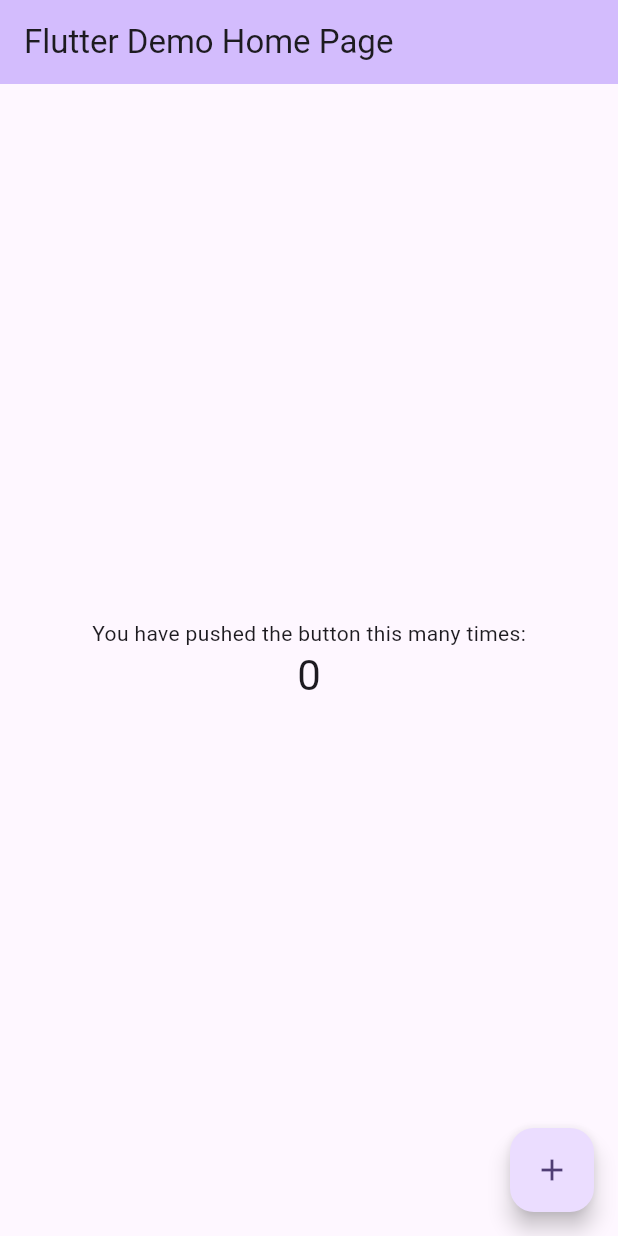
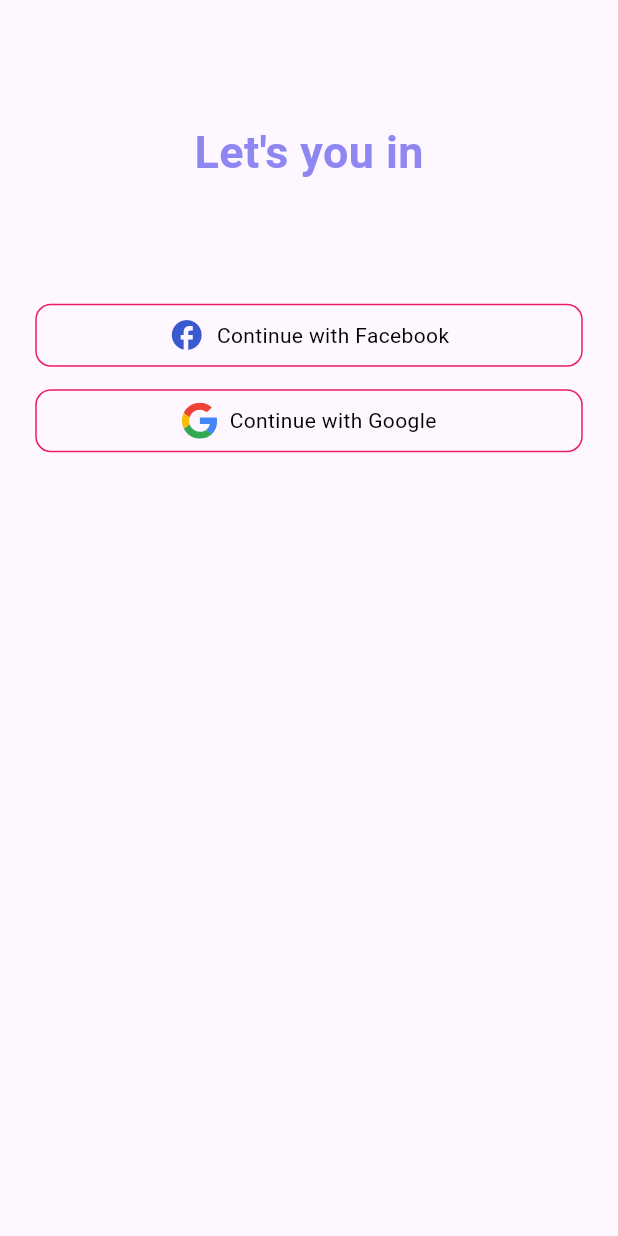
Before and after one commit to kimianhv/Stress_management_app, a Flutter app: the screen it shows after launch, on a phone screen of 412 x 824 dp. Run offline on Flutter 3.47's test engine with Material 3 defaults, Android fonts, the phone set to English and light mode, and no system bars; our stand-ins replace flutter_svg.

Commit message:
add google svg, home screen, start screen

```diff
--- /dev/null
+++ b/lib/home_screen.dart
@@ -0,0 +1,32 @@
+import 'package:flutter/material.dart';
+
+class HomeScreenList extends StatelessWidget{
+  @override
+  Widget build(BuildContext context) {
+    return Container(
+      color:Colors.white,
+      child:Column(
+        children: [
+          Container(
+            color: Colors.amber,
+            height: 100,
+
+          ),
+          Container(
+            color: Colors.tealAccent,
+            height: 150,
+
+          ),
+          Container(
+            color: Colors.pinkAccent,
+            height: 200,
+            width: 200,
+
+          )
+        ],
+      ),
+    );
+  }
+
+
+}
--- a/lib/main.dart
+++ b/lib/main.dart
@@ -1,4 +1,6 @@
 import 'package:flutter/material.dart';
+import 'package:stress_management_app/home_screen.dart';
+import 'package:stress_management_app/start_screen.dart';
 
 void main() {
   runApp(const MyApp());
@@ -11,109 +13,10 @@ class MyApp extends StatelessWidget {
   @override
   Widget build(BuildContext context) {
     return MaterialApp(
-      title: 'Flutter Demo',
-      theme: ThemeData(
-        // the application has a purple toolbar. Then, without quitting the app,
-        // try changing the seedColor in the colorScheme below to Colors.green
-        // and then invoke "hot reload" (save your changes or press the "hot
-        // reload" button in a Flutter-supported IDE, or press "r" if you used
-        // the command line to start the app).
-        //
-        // Notice that the counter didn't reset back to zero; the application
-        // state is not lost during the reload. To reset the state, use hot
-        // restart instead.
-        //
-        // This works for code too, not just values: Most code changes can be
-        // tested with just a hot reload.
-        colorScheme: ColorScheme.fromSeed(seedColor: Colors.deepPurple),
-      ),
-      home: const MyHomePage(title: 'Flutter Demo Home Page'),
+      home: StartScreen(),
+
     );
-  }
-}
 
-class MyHomePage extends StatefulWidget {
-  const MyHomePage({super.key, required this.title});
-
-  // This widget is the home page of your application. It is stateful, meaning
-  // that it has a State object (defined below) that contains fields that affect
-  // how it looks.
-
-  // This class is the configuration for the state. It holds the values (in this
-  // case the title) provided by the parent (in this case the App widget) and
-  // used by the build method of the State. Fields in a Widget subclass are
-  // always marked "final".
-
-  final String title;
-
-  @override
-  State<MyHomePage> createState() => _MyHomePageState();
-}
-
-class _MyHomePageState extends State<MyHomePage> {
-  int _counter = 0;
-
-  void _incrementCounter() {
-    setState(() {
-      // This call to setState tells the Flutter framework that something has
-      // changed in this State, which causes it to rerun the build method below
-      // so that the display can reflect the updated values. If we changed
-      // _counter without calling setState(), then the build method would not be
-      // called again, and so nothing would appear to happen.
-      _counter++;
-    });
   }
 
-  @override
-  Widget build(BuildContext context) {
-    // This method is rerun every time setState is called, for instance as done
-    // by the _incrementCounter method above.
-    //
-    // The Flutter framework has been optimized to make rerunning build methods
-    // fast, so that you can just rebuild anything that needs updating rather
-    // than having to individually change instances of widgets.
-    return Scaffold(
-      appBar: AppBar(
-        // TRY THIS: Try changing the color here to a specific color (to
-        // Colors.amber, perhaps?) and trigger a hot reload to see the AppBar
-        // change color while the other colors stay the same.
-        backgroundColor: Theme.of(context).colorScheme.inversePrimary,
-        // Here we take the value from the MyHomePage object that was created by
-        // the App.build method, and use it to set our appbar title.
-        title: Text(widget.title),
-      ),
-      body: Center(
-        // Center is a layout widget. It takes a single child and positions it
-        // in the middle of the parent.
-        child: Column(
-          // Column is also a layout widget. It takes a list of children and
-          // arranges them vertically. By default, it sizes itself to fit its
-          // children horizontally, and tries to be as tall as its parent.
-          //
-          // Column has various properties to control how it sizes itself and
-          // how it positions its children. Here we use mainAxisAlignment to
-          // center the children vertically; the main axis here is the vertical
-          // axis because Columns are vertical (the cross axis would be
-          // horizontal).
-          //
-          // TRY THIS: Invoke "debug painting" (choose the "Toggle Debug Paint"
-          // action in the IDE, or press "p" in the console), to see the
-          // wireframe for each widget.
-          mainAxisAlignment: MainAxisAlignment.center,
-          children: <Widget>[
-            const Text('You have pushed the button this many times:'),
-            Text(
-              '$_counter',
-              style: Theme.of(context).textTheme.headlineMedium,
-            ),
-          ],
-        ),
-      ),
-      floatingActionButton: FloatingActionButton(
-        onPressed: _incrementCounter,
-        tooltip: 'Increment',
-        child: const Icon(Icons.add),
-      ), // This trailing comma makes auto-formatting nicer for build methods.
-    );
-  }
 }
--- /dev/null
+++ b/lib/start_screen.dart
@@ -0,0 +1,88 @@
+import 'package:flutter/material.dart';
+import 'package:flutter_svg/flutter_svg.dart';
+
+class StartScreen extends StatelessWidget {
+  @override
+  Widget build(BuildContext context) {
+    return Scaffold(
+      appBar: AppBar(),
+      body: Container(
+        width: double.infinity,
+        child: Padding(
+          padding: const EdgeInsets.all(24),
+          child: Column(
+            crossAxisAlignment: CrossAxisAlignment.center,
+            children: [
+              Text(
+                "Let's you in",
+                style: TextStyle(
+                  color: Color(0xFF8F87F1),
+                  fontSize: 30,
+                  fontWeight: FontWeight.bold
+
+                ),
+              ),
+              SizedBox(height: 80,),
+              Container(
+                decoration: BoxDecoration(
+                    borderRadius: BorderRadius.circular(10.0),
+                    border: Border.all(
+                    width: 1,
+                    color: Colors.pink,
+                    strokeAlign: BorderSide.strokeAlignCenter,
+                    )),
+
+
+
+
+                child: Padding(
+                  padding: const EdgeInsets.all(8.0),
+                  child: Row(
+                    mainAxisAlignment: MainAxisAlignment.center,
+                    children: [
+                      Icon(Icons.facebook,color: Color(0xFF3A59D1),),
+                      SizedBox(width: 8),
+                      Text('Continue with Facebook', style: TextStyle(
+                        color: Colors.black,
+                      ),),
+
+                    ],
+                  ),
+                ),
+              ),
+              SizedBox(height: 16,),
+              Container(
+                decoration: BoxDecoration(
+                    borderRadius: BorderRadius.circular(10.0),
+                    border: Border.all(
+                      width: 1,
+                      color: Colors.pink,
+                      strokeAlign: BorderSide.strokeAlignCenter,
+                    )),
+
+
+
+
+                child: Padding(
+                  padding: const EdgeInsets.all(8.0),
+                  child: Row(
+                    mainAxisAlignment: MainAxisAlignment.center,
+                    children: [
+                      SvgPicture.asset('assets/icons/google.svg',width: 24,height: 24,),
+                      SizedBox(width: 8),
+                      Text('Continue with Google', style: TextStyle(
+                        color: Colors.black,
+                      ),),
+
+                    ],
+                  ),
+                ),
+              ),
+
+            ],
+          ),
+        ),
+      ),
+    );
+  }
+}
```
Also changed, not shown: pubspec.yaml (+4 -3 lines), assets/icons/google.svg (added), pubspec.lock.
